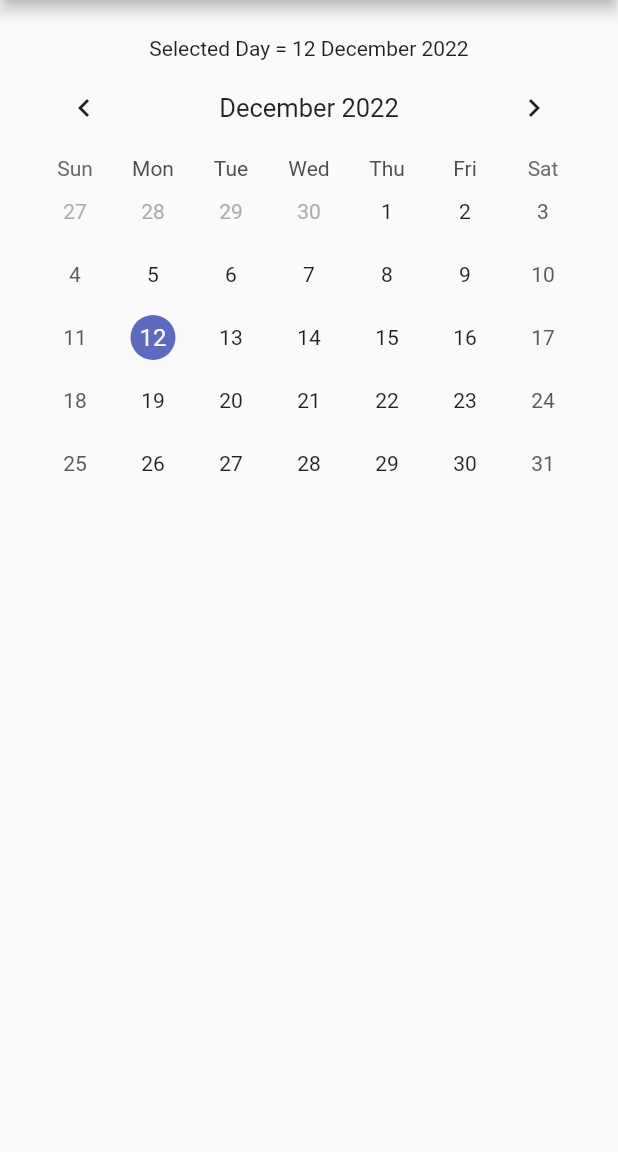
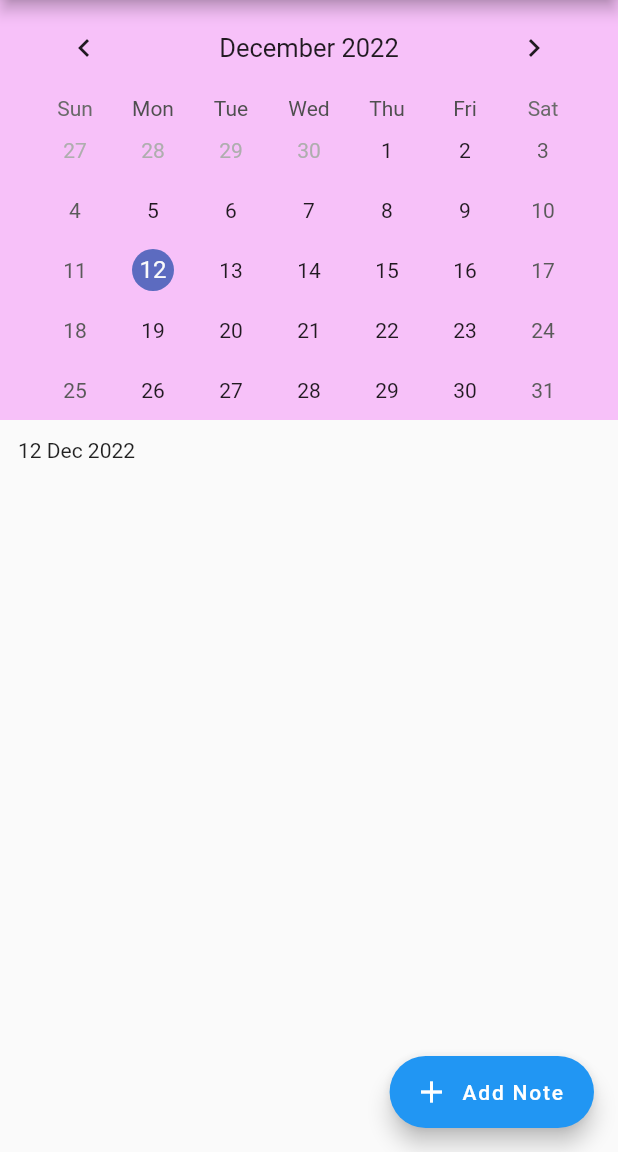
Before and after one commit to SahilSK202/MyDiary, a Flutter app: the screen it shows after launch, on a phone screen of 412 x 824 dp, the part 84-1236 px from its top. Run offline on Flutter 3.47's test engine with Material 2 defaults, Android fonts, the light colour scheme and no system bars; drawn by our look-alikes of table_calendar; our stand-ins replace shared_preferences.

Commit message:
added notes to shared pref

```diff
--- a/lib/main.dart
+++ b/lib/main.dart
@@ -1,16 +1,25 @@
 import 'package:flutter/material.dart';
+import 'package:slambook/screens/add_note.dart';
+import 'package:slambook/utils/user_preferences.dart';
 import 'screens/home.dart';
 
-void main() => runApp(const MyApp());
+Future main() async {
+  WidgetsFlutterBinding.ensureInitialized();
+  // await SystemChrome.setPreferredOrientations(
+  //     [DeviceOrientation.portraitUp, DeviceOrientation.portraitDown]);
+  await UserSimplePreferences.init();
+  runApp(const MyApp());
+}
 
 class MyApp extends StatelessWidget {
   const MyApp({super.key});
 
   @override
   Widget build(BuildContext context) {
-    return const MaterialApp(
+    return MaterialApp(
+      routes: {'/addNote': (context) => const AddNoteScreen()},
       debugShowCheckedModeBanner: false,
-      home: HomeScreen(),
+      home: const HomeScreen(),
     );
   }
 }
--- a/lib/screens/home.dart
+++ b/lib/screens/home.dart
@@ -1,5 +1,7 @@
+import 'dart:convert';
 import 'package:flutter/material.dart';
 import 'package:slambook/screens/theme.dart';
+import 'package:slambook/utils/user_preferences.dart';
 import 'package:table_calendar/table_calendar.dart';
 import 'package:intl/intl.dart';
 
@@ -12,7 +14,10 @@ class HomeScreen extends StatefulWidget {
 
 class _HomeScreenState extends State<HomeScreen> {
   DateTime today = DateTime.now();
-  DateFormat dateFormat = DateFormat("dd MMMM yyyy");
+  DateFormat dateFormat = DateFormat("dd MMM yyyy");
+
+  Map<String, dynamic> _mySelectedEvents = {};
+
   void _onDaySelected(DateTime day, DateTime focusedDay) {
     setState(() {
       today = focusedDay;
@@ -20,8 +25,25 @@ class _HomeScreenState extends State<HomeScreen> {
   }
 
   @override
+  void initState() {
+    super.initState();
+    if (UserSimplePreferences.getNote() != "") {
+      _mySelectedEvents =
+          json.decode(UserSimplePreferences.getNote()) as Map<String, dynamic>;
+    }
+  }
+
+  @override
   Widget build(BuildContext context) {
-    return Scaffold(appBar: _buildAppBar(context), body: _content(context));
+    return Scaffold(
+      appBar: _buildAppBar(context),
+      body: _content(context),
+      floatingActionButton: FloatingActionButton.extended(
+        onPressed: () => _onClickAddNew(context),
+        icon: const Icon(Icons.add),
+        label: const Text("Add Note"),
+      ),
+    );
   }
 
   _buildAppBar(context) {
@@ -82,14 +104,18 @@ class _HomeScreenState extends State<HomeScreen> {
   }
 
   Widget _content(context) {
-    return Padding(
-      padding: const EdgeInsets.all(24.0),
+    return Column(
+      crossAxisAlignment: CrossAxisAlignment.start,
+      children: [
+        Container(
+          color: const Color.fromARGB(255, 247, 193, 249),
+          child: Padding(
+            padding: const EdgeInsets.symmetric(horizontal: 24.0),
             child: Column(
               children: [
-          Text("Selected Day = ${dateFormat.format(today).toString()}"),
                 TableCalendar(
                   locale: "en_US",
-            rowHeight: 42,
+                  rowHeight: 40,
                   headerStyle: const HeaderStyle(
                       formatButtonVisible: false, titleCentered: true),
                   availableGestures: AvailableGestures.all,
@@ -98,9 +124,34 @@ class _HomeScreenState extends State<HomeScreen> {
                   firstDay: DateTime(today.year, today.month - 3, today.day),
                   lastDay: DateTime(today.year, today.month + 3, today.day),
                   onDaySelected: _onDaySelected,
+                  eventLoader: _listOfEvents,
                 ),
               ],
             ),
+          ),
+        ),
+        Padding(
+          padding: const EdgeInsets.all(12.0),
+          child: Text(
+            dateFormat.format(today).toString(),
+            style: const TextStyle(),
+          ),
+        ),
+      ],
     );
+  } // end function
+
+  _onClickAddNew(context) {
+    Navigator.pushNamed(context, '/addNote',
+        // MaterialPageRoute(builder: (context) => const AddNoteScreen()),
+        arguments: DateFormat("dd MMM yyyy").format(today).toString());
+  }
+
+  List _listOfEvents(DateTime dateTime) {
+    if (_mySelectedEvents[dateFormat.format(dateTime).toString()] != null) {
+      return _mySelectedEvents[dateFormat.format(dateTime).toString()];
+    } else {
+      return [];
     }
   }
+} // end class
--- a/lib/screens/theme.dart
+++ b/lib/screens/theme.dart
@@ -14,7 +14,6 @@ class _ThemeScreenState extends State<ThemeScreen> {
       appBar: _buildAppBar(),
     );
   }
-}
 
   _buildAppBar() {
     return AppBar(
@@ -25,4 +24,5 @@ _buildAppBar() {
       ),
       automaticallyImplyLeading: true,
     );
-}
+  } // end function
+} // end class
--- /dev/null
+++ b/lib/utils/user_preferences.dart
@@ -0,0 +1,24 @@
+import 'dart:convert';
+
+import 'package:shared_preferences/shared_preferences.dart';
+
+class UserSimplePreferences {
+  static SharedPreferences? _preferences;
+
+  static const _key = "notes";
+
+  static Future init() async {
+    _preferences = await SharedPreferences.getInstance();
+  }
+
+  static Future setNote(Map<String, dynamic> note) async =>
+      await _preferences?.setString(_key, json.encode(note));
+
+  static String getNote() {
+    if (_preferences?.getString(_key) == null) {
+      return "";
+    } else {
+      return _preferences?.getString(_key) as String;
+    }
+  }
+}
--- a/pubspec.yaml
+++ b/pubspec.yaml
@@ -38,6 +38,7 @@ dependencies:
   # Use with the CupertinoIcons class for iOS style icons.
   cupertino_icons: ^1.0.2
   intl: ^0.17.0
+  shared_preferences: ^2.0.15
 
 dev_dependencies:
   flutter_test:
```
Also changed, not shown: lib/screens/add_note.dart (added, +161 -0 lines), pubspec.lock, 1 other file. Lines whose indentation alone changed are shown as unchanged.
